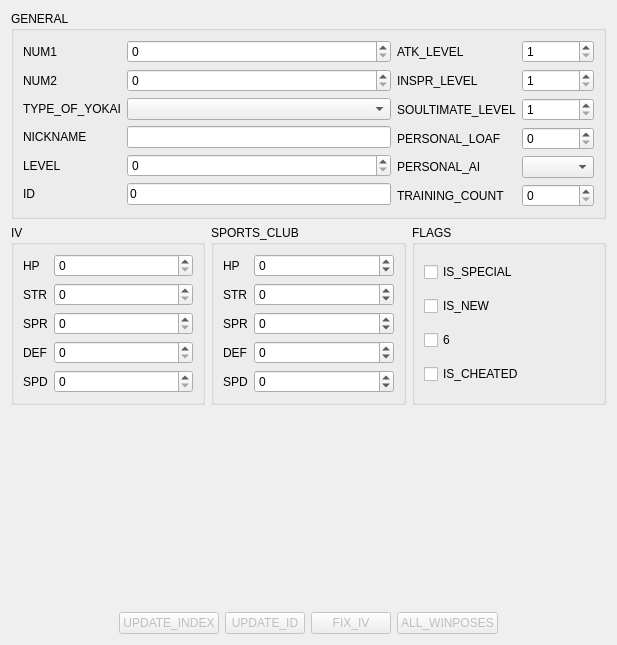
Before: the Qt Designer form src/ui/youkaitabform.ui in Orionsilver/Yo-kai_Editor_B2, drawn with Qt 5.
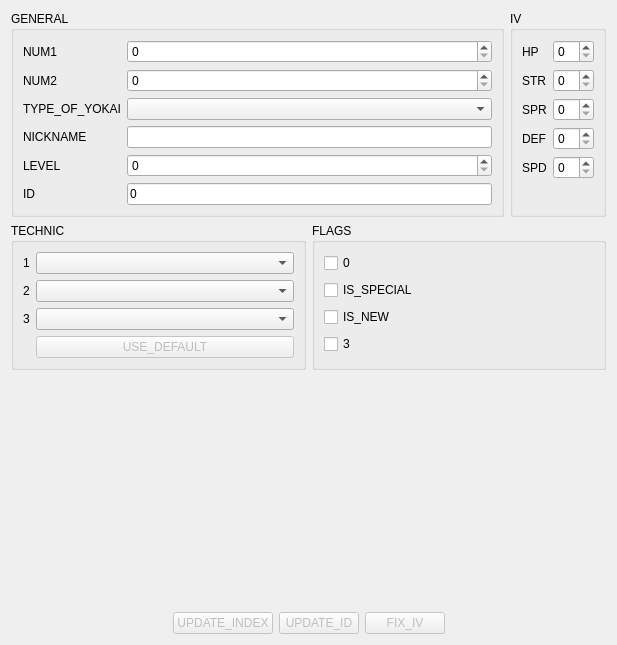
After: the same form once the commit is applied.

Diff of the .ui file:
```diff
--- a/src/ui/youkaitabform.ui
+++ b/src/ui/youkaitabform.ui
@@ -123,105 +123,11 @@
          </layout>
         </item>
         <item>
-         <layout class="QFormLayout" name="formLayout_4">
-          <item row="0" column="0">
-           <widget class="QLabel" name="atkLVLabel">
-            <property name="text">
-             <string>ATK_LEVEL</string>
-            </property>
-           </widget>
-          </item>
-          <item row="1" column="0">
-           <widget class="QLabel" name="inspiritLVLabel">
-            <property name="text">
-             <string>INSPR_LEVEL</string>
-            </property>
-           </widget>
-          </item>
-          <item row="2" column="0">
-           <widget class="QLabel" name="soultimateLVLabel">
-            <property name="text">
-             <string>SOULTIMATE_LEVEL</string>
-            </property>
-           </widget>
-          </item>
-          <item row="0" column="1">
-           <widget class="QSpinBox" name="atkLVSB">
-            <property name="minimum">
-             <number>1</number>
-            </property>
-            <property name="maximum">
-             <number>10</number>
-            </property>
-           </widget>
-          </item>
-          <item row="1" column="1">
-           <widget class="QSpinBox" name="inspiritLVSB">
-            <property name="minimum">
-             <number>1</number>
-            </property>
-            <property name="maximum">
-             <number>10</number>
-            </property>
-           </widget>
-          </item>
-          <item row="2" column="1">
-           <widget class="QSpinBox" name="soultimateLVSB">
-            <property name="minimum">
-             <number>1</number>
-            </property>
-            <property name="maximum">
-             <number>10</number>
-            </property>
-           </widget>
-          </item>
-          <item row="3" column="0">
-           <widget class="QLabel" name="loafLabel">
-            <property name="text">
-             <string>PERSONAL_LOAF</string>
-            </property>
-           </widget>
-          </item>
-          <item row="3" column="1">
-           <widget class="QSpinBox" name="loafSB">
-            <property name="maximum">
-             <number>15</number>
-            </property>
-           </widget>
-          </item>
-          <item row="4" column="0">
-           <widget class="QLabel" name="AILabel">
-            <property name="text">
-             <string>PERSONAL_AI</string>
-            </property>
-           </widget>
-          </item>
-          <item row="4" column="1">
-           <widget class="QComboBox" name="AICB"/>
-          </item>
-          <item row="5" column="0">
-           <widget class="QLabel" name="trainingLabel">
-            <property name="text">
-             <string>TRAINING_COUNT</string>
-            </property>
-           </widget>
-          </item>
-          <item row="5" column="1">
-           <widget class="QSpinBox" name="trainingSB">
-            <property name="maximum">
-             <number>5</number>
-            </property>
-           </widget>
-          </item>
-         </layout>
+         <layout class="QFormLayout" name="formLayout_4"/>
         </item>
        </layout>
       </widget>
      </item>
-    </layout>
-   </item>
-   <item>
-    <layout class="QHBoxLayout" name="horizontalLayout_6">
      <item>
       <widget class="QGroupBox" name="groupBox">
        <property name="title">
@@ -305,10 +211,14 @@
        </layout>
       </widget>
      </item>
+    </layout>
+   </item>
+   <item>
+    <layout class="QHBoxLayout" name="horizontalLayout">
      <item>
       <widget class="QGroupBox" name="groupBox_3">
        <property name="title">
-        <string>SPORTS_CLUB</string>
+        <string>TECHNIC</string>
        </property>
        <layout class="QVBoxLayout" name="verticalLayout_2">
         <item>
@@ -316,88 +226,40 @@
           <item row="0" column="0">
            <widget class="QLabel" name="SC_HPLabel">
             <property name="text">
-             <string>HP</string>
-            </property>
-           </widget>
-          </item>
-          <item row="1" column="0">
-           <widget class="QLabel" name="SC_StrLabel">
-            <property name="text">
-             <string>STR</string>
-            </property>
-           </widget>
-          </item>
-          <item row="2" column="0">
-           <widget class="QLabel" name="SC_SprLabel">
-            <property name="text">
-             <string>SPR</string>
-            </property>
-           </widget>
-          </item>
-          <item row="3" column="0">
-           <widget class="QLabel" name="SC_DefLabel">
-            <property name="text">
-             <string>DEF</string>
-            </property>
-           </widget>
-          </item>
-          <item row="4" column="0">
-           <widget class="QLabel" name="SC_SpdLabel">
-            <property name="text">
-             <string>SPD</string>
+             <string notr="true">1</string>
             </property>
            </widget>
           </item>
           <item row="0" column="1">
-           <widget class="QSpinBox" name="SC_HPSB">
-            <property name="minimum">
-             <number>-10</number>
-            </property>
-            <property name="maximum">
-             <number>25</number>
+           <widget class="QComboBox" name="move1CB"/>
+          </item>
+          <item row="1" column="0">
+           <widget class="QLabel" name="move2Label">
+            <property name="text">
+             <string notr="true">2</string>
             </property>
            </widget>
           </item>
           <item row="1" column="1">
-           <widget class="QSpinBox" name="SC_StrSB">
-            <property name="minimum">
-             <number>-10</number>
-            </property>
-            <property name="maximum">
-             <number>25</number>
+           <widget class="QComboBox" name="move2CB"/>
+          </item>
+          <item row="2" column="0">
+           <widget class="QLabel" name="move3Label">
+            <property name="text">
+             <string notr="true">3</string>
             </property>
            </widget>
           </item>
           <item row="2" column="1">
-           <widget class="QSpinBox" name="SC_SprSB">
-            <property name="minimum">
-             <number>-10</number>
-            </property>
-            <property name="maximum">
-             <number>25</number>
-            </property>
-           </widget>
+           <widget class="QComboBox" name="move3CB"/>
           </item>
           <item row="3" column="1">
-           <widget class="QSpinBox" name="SC_DefSB">
-            <property name="minimum">
-             <number>-10</number>
+           <widget class="QPushButton" name="defaultAtkB">
+            <property name="enabled">
+             <bool>false</bool>
             </property>
-            <property name="maximum">
-             <number>25</number>
-            </property>
-            <property name="value">
-             <number>0</number>
-            </property>
-           </widget>
-          </item>
-          <item row="4" column="1">
-           <widget class="QSpinBox" name="SC_SpdSB">
-            <property name="minimum">
-             <number>-10</number>
-            </property>
-            <property name="maximum">
-             <number>25</number>
+            <property name="text">
+             <string>USE_DEFAULT</string>
             </property>
            </widget>
           </item>
@@ -417,28 +279,28 @@
           <item>
            <widget class="QCheckBox" name="flag4CB">
             <property name="text">
-             <string>IS_SPECIAL</string>
+             <string>0</string>
             </property>
            </widget>
           </item>
           <item>
            <widget class="QCheckBox" name="flag5CB">
             <property name="text">
-             <string>IS_NEW</string>
+             <string>IS_SPECIAL</string>
             </property>
            </widget>
           </item>
           <item>
            <widget class="QCheckBox" name="flag6CB">
             <property name="text">
-             <string notr="true">6</string>
+             <string notr="true">IS_NEW</string>
             </property>
            </widget>
           </item>
           <item>
            <widget class="QCheckBox" name="flag7CB">
             <property name="text">
-             <string>IS_CHEATED</string>
+             <string>3</string>
             </property>
            </widget>
           </item>
@@ -507,16 +369,6 @@
        </property>
       </widget>
      </item>
-     <item>
-      <widget class="QPushButton" name="allPoseB">
-       <property name="enabled">
-        <bool>false</bool>
-       </property>
-       <property name="text">
-        <string>ALL_WINPOSES</string>
-       </property>
-      </widget>
-     </item>
      <item>
       <spacer name="horizontalSpacer_4">
        <property name="orientation">
```
Left out of the diff: 4 changed lines with no effect on the pictures.
